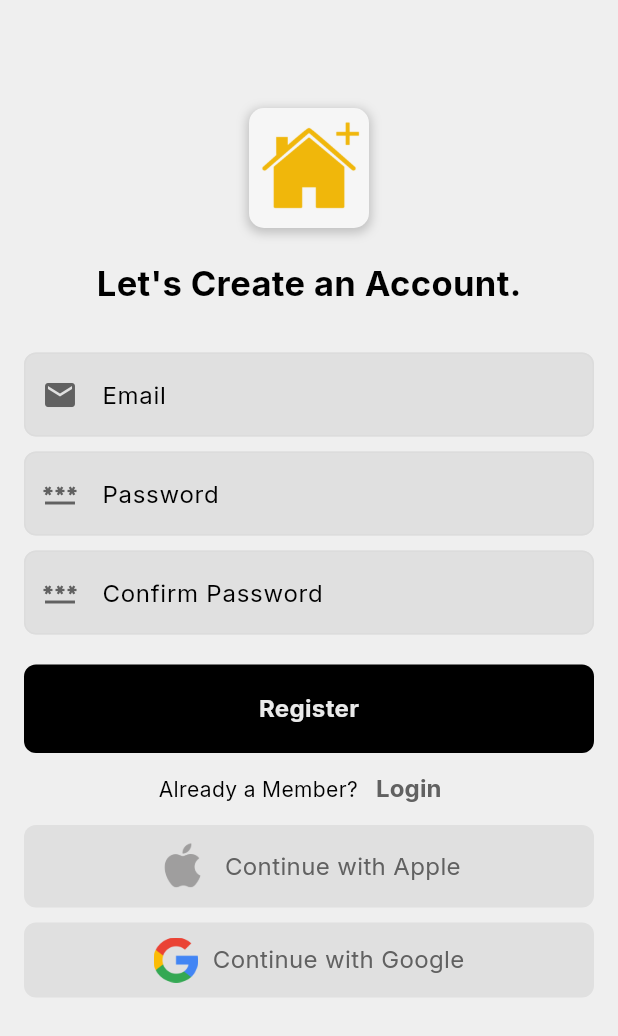
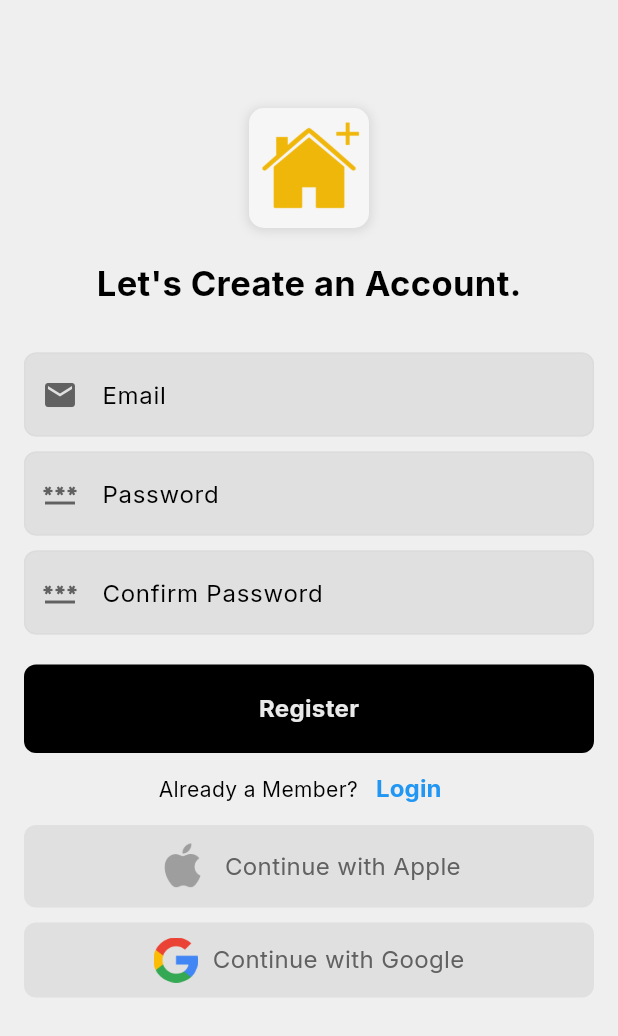
Before and after one commit to dineshxo/home_care, a Flutter app: the screen it shows after launch, after a tap on "Register", on a phone screen of 412 x 824 dp. Shown: the top 1036 px of the screen. Run offline on Flutter 3.47's test engine with Material 3 defaults, Android fonts, the phone set to English and light mode, and no system bars; our stand-ins replace cloud_firestore, firebase_auth, firebase_core, google_fonts; accounts and stored records are empty; network calls fail.

Commit message:
app icon

```diff
--- /dev/null
+++ b/lib/components/app_icon.dart
@@ -0,0 +1,30 @@
+import 'package:flutter/material.dart';
+
+class AppIcon extends StatelessWidget {
+  const AppIcon({super.key});
+
+  @override
+  Widget build(BuildContext context) {
+    return Container(
+      decoration: BoxDecoration(
+        boxShadow: [
+          BoxShadow(
+            color: Colors.black.withOpacity(0.1),
+            spreadRadius: 1,
+            blurRadius: 5,
+            offset: const Offset(0, 1),
+          ),
+        ],
+        borderRadius: BorderRadius.circular(10),
+      ),
+      child: ClipRRect(
+        borderRadius: BorderRadius.circular(10),
+        child: Image.asset(
+          'images/logo.png',
+          fit: BoxFit.cover,
+          height: 80,
+        ),
+      ),
+    );
+  }
+}
--- a/lib/screens/login.dart
+++ b/lib/screens/login.dart
@@ -1,4 +1,5 @@
 import 'package:flutter/material.dart';
+import 'package:home_care/components/app_icon.dart';
 import 'package:home_care/components/main_button.dart';
 import 'package:home_care/components/text_input_field.dart';
 import 'package:home_care/services/auth/authentication.dart';
@@ -21,8 +22,15 @@ class _LoginState extends State<Login> {
     try {
       await auth.signInWithEmailPassword(
           email: _emailController.text, password: _passwordController.text);
+      // You can navigate to the home screen or show a success message here
     } catch (e) {
-      print(e);
+      // Show error message in a Snackbar
+      ScaffoldMessenger.of(context).showSnackBar(
+        SnackBar(
+          content: Text(e.toString()),
+          backgroundColor: Colors.red,
+        ),
+      );
     }
   }
 
@@ -38,29 +46,7 @@ class _LoginState extends State<Login> {
             child: Column(
               mainAxisAlignment: MainAxisAlignment.center,
               children: [
-                Container(
-                  decoration: BoxDecoration(
-                    boxShadow: [
-                      BoxShadow(
-                        color: Colors.black
-                            .withOpacity(0.2), // Shadow color with opacity
-                        spreadRadius: 1, // The spread radius
-                        blurRadius: 5, // The blur radius
-                        offset: const Offset(0, 2), // Offset for the shadow
-                      ),
-                    ],
-                    borderRadius:
-                        BorderRadius.circular(10), // Match the borderRadius
-                  ),
-                  child: ClipRRect(
-                    borderRadius: BorderRadius.circular(10),
-                    child: Image.asset(
-                      'images/logo.png',
-                      fit: BoxFit.cover,
-                      height: 80,
-                    ),
-                  ),
-                ),
+                const AppIcon(),
                 const SizedBox(
                   height: 30,
                 ),
@@ -102,14 +88,11 @@ class _LoginState extends State<Login> {
                         onPressed: () {
                           widget.onTap!();
                         },
-                        child: Text(
-                          "Register",
-                          style: TextStyle(
-                              fontWeight: FontWeight.bold,
-                              fontSize: 16,
-                              color:
-                                  Theme.of(context).colorScheme.inversePrimary),
-                        ))
+                        child: const Text("Register",
+                            style: TextStyle(
+                                fontWeight: FontWeight.bold,
+                                fontSize: 16,
+                                color: Colors.blue)))
                   ],
                 ),
                 Column(
--- a/lib/screens/register.dart
+++ b/lib/screens/register.dart
@@ -1,4 +1,5 @@
 import 'package:flutter/material.dart';
+import 'package:home_care/components/app_icon.dart';
 import 'package:home_care/components/main_button.dart';
 import 'package:home_care/components/text_input_field.dart';
 import 'package:home_care/services/auth/authentication.dart';
@@ -73,29 +74,7 @@ class _RegisterState extends State<Register> {
             child: Column(
               mainAxisAlignment: MainAxisAlignment.center,
               children: [
-                Container(
-                  decoration: BoxDecoration(
-                    boxShadow: [
-                      BoxShadow(
-                        color: Colors.black
-                            .withOpacity(0.2), // Shadow color with opacity
-                        spreadRadius: 1, // The spread radius
-                        blurRadius: 5, // The blur radius
-                        offset: const Offset(0, 2), // Offset for the shadow
-                      ),
-                    ],
-                    borderRadius:
-                        BorderRadius.circular(10), // Match the borderRadius
-                  ),
-                  child: ClipRRect(
-                    borderRadius: BorderRadius.circular(10),
-                    child: Image.asset(
-                      'images/logo.png',
-                      fit: BoxFit.cover,
-                      height: 80,
-                    ),
-                  ),
-                ),
+                const AppIcon(),
                 const SizedBox(
                   height: 20,
                 ),
@@ -140,12 +119,12 @@ class _RegisterState extends State<Register> {
                       onPressed: () {
                         widget.onTap();
                       },
-                      child: Text(
+                      child: const Text(
                         "Login",
                         style: TextStyle(
                           fontWeight: FontWeight.bold,
                           fontSize: 16,
-                          color: Theme.of(context).colorScheme.inversePrimary,
+                          color: Colors.blue,
                         ),
                       ),
                     ),
```
Also changed, not shown: 5 other files.
